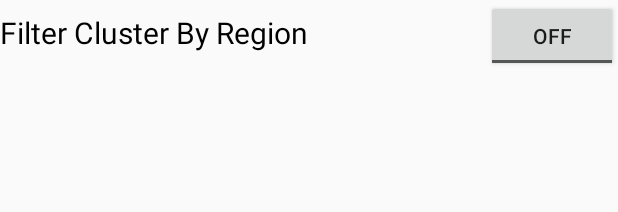
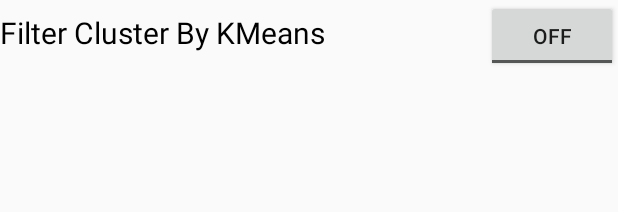
Before and after one commit to bryanliujh/fypandroid, an Android app: the layout content_settings.xml on its own in the app's theme, with its tools: preview values and no code run, on a phone screen of 412 x 824 dp. Shown: the top 212 px of the screen. Run offline under Robolectric (Android 15) with nearby library versions, the phone set to English and light mode, and no system bars.

```diff
--- a/app/src/main/res/layout/content_settings.xml
+++ b/app/src/main/res/layout/content_settings.xml
@@ -19,7 +19,7 @@
             android:id="@+id/settings_text"
             android:layout_weight="1"
             android:textSize="20dp"
-            android:text="Filter Cluster By Region"
+            android:text="Filter Cluster By KMeans"
             android:textColor="#000000"/>
 
         <ToggleButton
```
